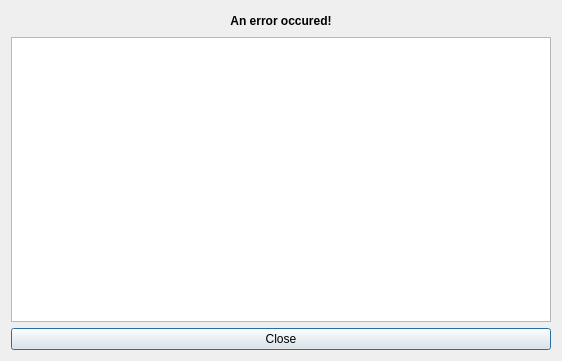
The window that src/klfprogerrui.ui (CryFeiFei/klatexformula) describes before a commit, drawn with Qt 5.
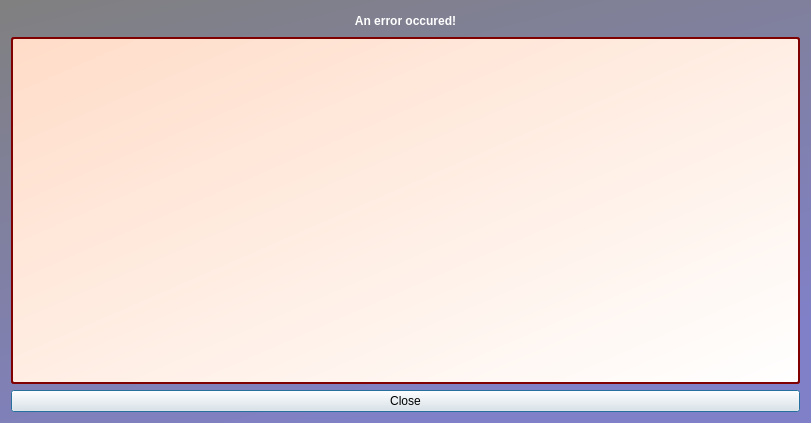
The same window after the commit. Icons and pictures are not drawn.

Commit message: many small fixes, added about dialog.

What changed in the file:
```diff
--- a/src/klfprogerrui.ui
+++ b/src/klfprogerrui.ui
@@ -6,13 +6,28 @@
    <rect>
     <x>0</x>
     <y>0</y>
-    <width>562</width>
-    <height>361</height>
+    <width>811</width>
+    <height>423</height>
    </rect>
   </property>
   <property name="windowTitle" >
    <string>Error</string>
   </property>
+  <property name="styleSheet" >
+   <string notr="true" >QDialog {
+	background-color: qlineargradient(spread:pad, x1:0, y1:0, x2:0.5, y2:1, stop:0 rgba(128, 128, 128, 255), stop:1 rgba(128, 128, 200, 255));
+}
+QLabel {
+	color: white;
+	font-weight: bold;
+}
+QAbstractScrollArea {
+	background-color: qlineargradient(spread:pad, x1:0, y1:0, x2:1, y2:1, stop:0 rgba(255, 220, 200, 255), stop:1 rgba(255, 255, 255, 255));
+	background-clip: padding;
+	border-radius: 3px;
+	border: 2px solid rgb(128, 0, 0);
+}</string>
+  </property>
   <property name="modal" >
    <bool>true</bool>
   </property>
@@ -31,13 +46,6 @@
        <height>20</height>
       </size>
      </property>
-     <property name="font" >
-      <font>
-       <weight>75</weight>
-       <italic>false</italic>
-       <bold>true</bold>
-      </font>
-     </property>
      <property name="text" >
       <string>An error occured!</string>
      </property>
@@ -50,7 +58,18 @@
     </widget>
    </item>
    <item>
-    <widget class="QTextBrowser" name="txtError" />
+    <widget class="QTextBrowser" name="txtError" >
+     <property name="styleSheet" >
+      <string notr="true" />
+     </property>
+     <property name="html" >
+      <string>&lt;!DOCTYPE HTML PUBLIC "-//W3C//DTD HTML 4.0//EN" "http://www.w3.org/TR/REC-html40/strict.dtd">
+&lt;html>&lt;head>&lt;meta name="qrichtext" content="1" />&lt;style type="text/css">
+p, li { white-space: pre-wrap; }
+&lt;/style>&lt;/head>&lt;body style=" font-family:'Nimbus Sans L'; font-size:10pt; font-weight:400; font-style:normal;">
+&lt;p style="-qt-paragraph-type:empty; margin-top:0px; margin-bottom:0px; margin-left:0px; margin-right:0px; -qt-block-indent:0; text-indent:0px;">&lt;/p>&lt;/body>&lt;/html></string>
+     </property>
+    </widget>
    </item>
    <item>
     <widget class="QPushButton" name="btnClose" >
```
Left out of the diff: 5 changed lines with no effect on the pictures. The commit also changes 11 other files.
